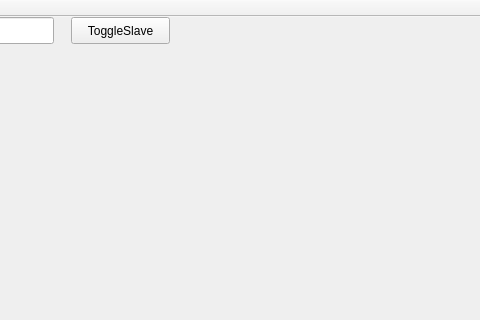
Qt form qtEx/mainwindow.ui (wieker/8051regs) before a commit; both pictures show x 469 to 949 and y 0 to 320 of the 1310 by 671 pixel window.
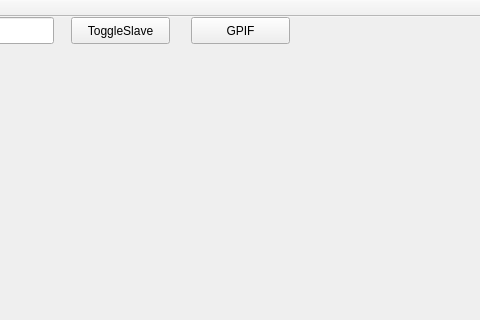
The same form after that commit.

Commit message: Started GPIF mode

What changed in the file:
```diff
--- a/qtEx/mainwindow.ui
+++ b/qtEx/mainwindow.ui
@@ -89,6 +89,19 @@
      <string>ToggleSlave</string>
     </property>
    </widget>
+   <widget class="QPushButton" name="gpifButton">
+    <property name="geometry">
+     <rect>
+      <x>660</x>
+      <y>0</y>
+      <width>99</width>
+      <height>27</height>
+     </rect>
+    </property>
+    <property name="text">
+     <string>GPIF</string>
+    </property>
+   </widget>
   </widget>
   <widget class="QMenuBar" name="menuBar">
    <property name="geometry">
```
The commit also changes 5 other files.
